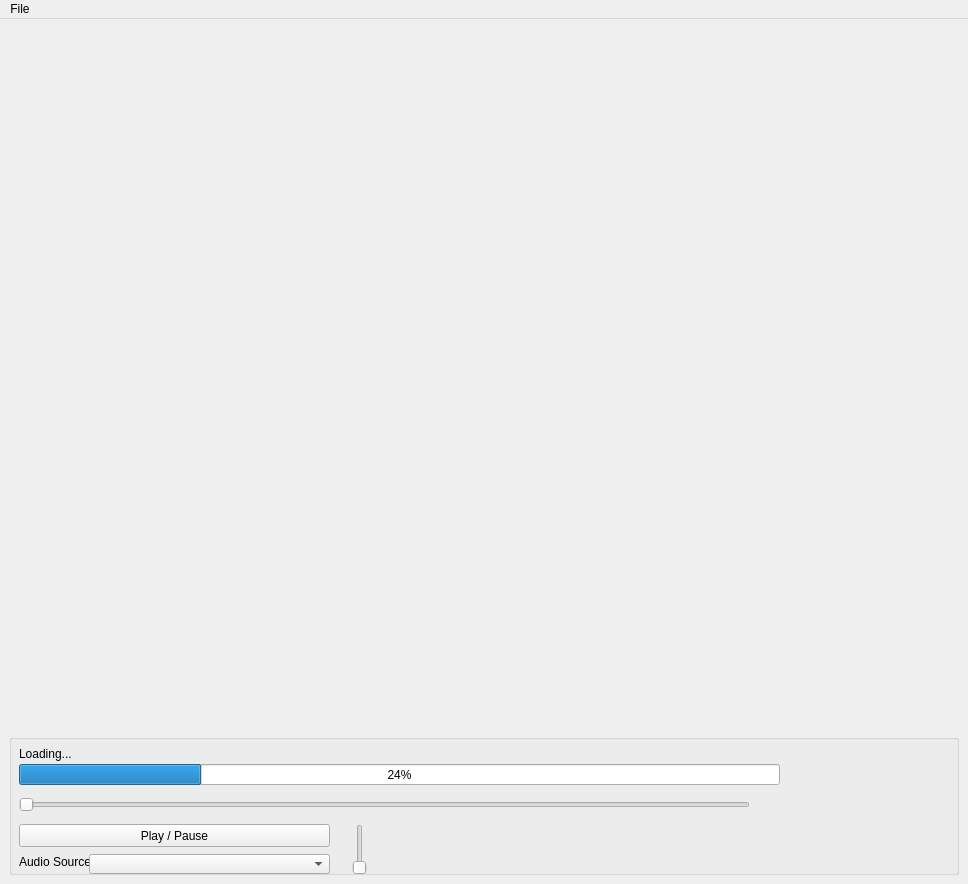
This is c/vs/video.ui in atac/handbook-samples as Qt 5 draws it before an edit. The edited form follows.
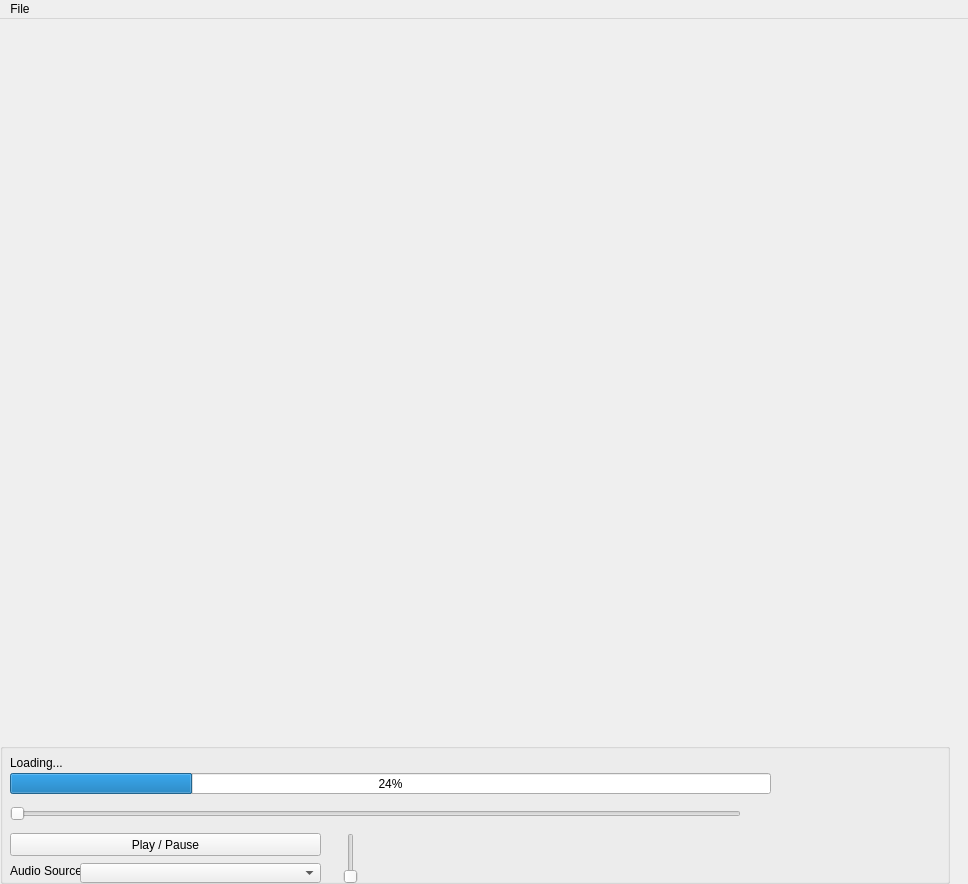
This is the edited form.

Commit message: Reduced margins.

What changed in the file:
```diff
--- a/c/vs/video.ui
+++ b/c/vs/video.ui
@@ -27,9 +27,33 @@
     </sizepolicy>
    </property>
    <layout class="QVBoxLayout" name="verticalLayout">
+    <property name="leftMargin">
+     <number>0</number>
+    </property>
+    <property name="topMargin">
+     <number>0</number>
+    </property>
+    <property name="rightMargin">
+     <number>0</number>
+    </property>
+    <property name="bottomMargin">
+     <number>0</number>
+    </property>
     <item>
      <widget class="QWidget" name="widget" native="true">
       <layout class="QGridLayout" name="gridLayout_2">
+       <property name="leftMargin">
+        <number>0</number>
+       </property>
+       <property name="topMargin">
+        <number>0</number>
+       </property>
+       <property name="rightMargin">
+        <number>0</number>
+       </property>
+       <property name="bottomMargin">
+        <number>0</number>
+       </property>
        <item row="0" column="0">
         <layout class="QGridLayout" name="grid"/>
        </item>
```
